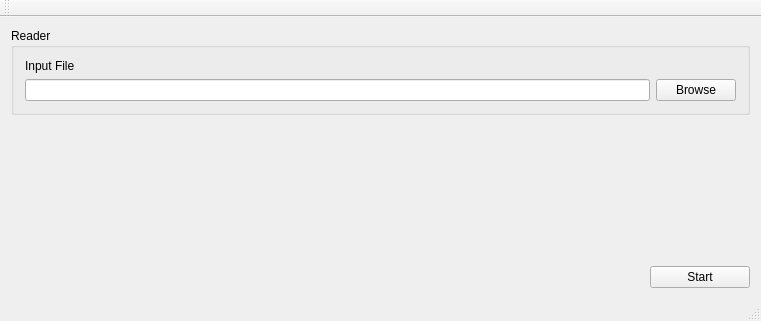
First picture: the form in src/mainwindow.ui, repository tisalexander/task2, before the edit.
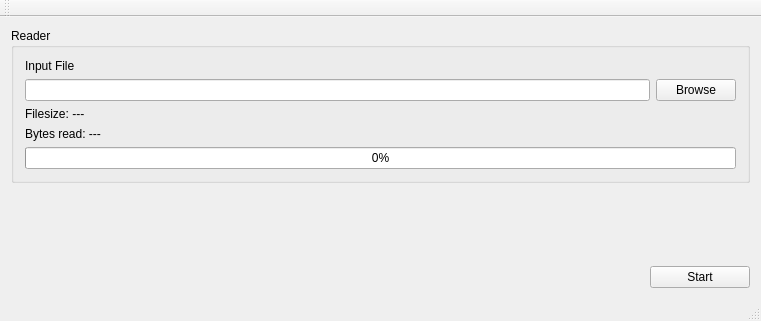
Second picture: the form after the edit.

What changed in the file:
```diff
--- a/src/mainwindow.ui
+++ b/src/mainwindow.ui
@@ -42,6 +42,27 @@
          </item>
         </layout>
        </item>
+       <item>
+        <widget class="QLabel" name="label_filesize">
+         <property name="text">
+          <string>Filesize: ---</string>
+         </property>
+        </widget>
+       </item>
+       <item>
+        <widget class="QLabel" name="label_bytes_read">
+         <property name="text">
+          <string>Bytes read: ---</string>
+         </property>
+        </widget>
+       </item>
+       <item>
+        <widget class="QProgressBar" name="progressBar">
+         <property name="value">
+          <number>0</number>
+         </property>
+        </widget>
+       </item>
       </layout>
      </widget>
     </item>
```
Left out of the diff: 4 changed lines with no effect on the pictures.
